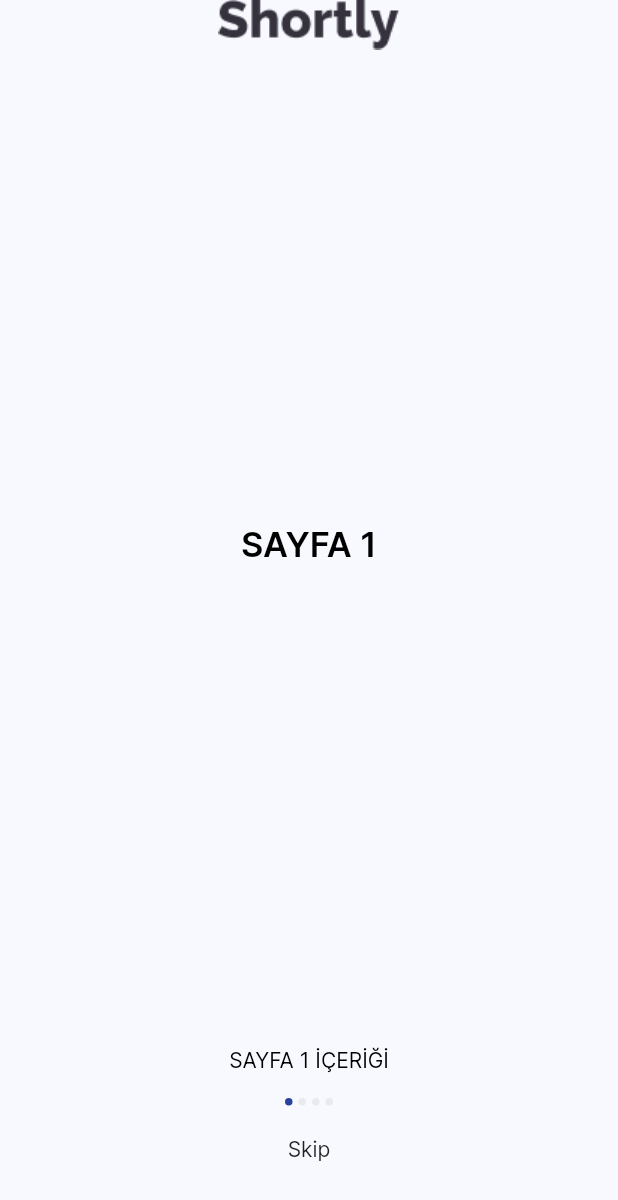
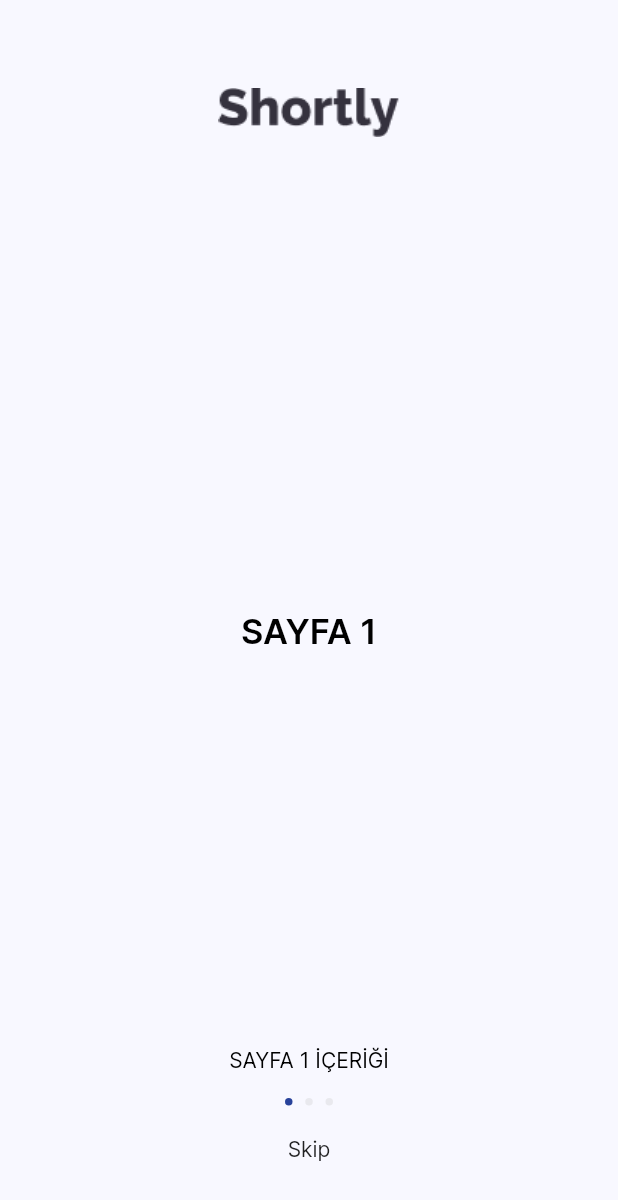
Before and after one commit to umutbariscoskun/shortly, a Flutter app: the screen it shows after launch, on a phone screen of 412 x 824 dp. Shown: the top 1200 px of the screen. Run offline on Flutter 3.47's test engine with Material 2 defaults, Android fonts, the phone set to English and light mode, and no system bars; our stand-ins replace flutter_clean_architecture.

Commit message:
onboarding logic fixed

```diff
--- a/lib/src/app/pages/onboarding/onboarding_view.dart
+++ b/lib/src/app/pages/onboarding/onboarding_view.dart
@@ -3,6 +3,7 @@ import 'package:flutter/src/widgets/framework.dart';
 import 'package:flutter_clean_architecture/flutter_clean_architecture.dart';
 import 'package:shortly/src/app/constants.dart';
 import 'package:shortly/src/app/pages/onboarding/onboarding_controller.dart';
+import 'package:shortly/src/app/texts.dart';
 
 class OnboardingView extends View {
   @override
@@ -17,8 +18,6 @@ class _OnboardingViewState
 
   @override
   Widget get view {
-    PageController pageController = PageController(initialPage: 0);
-
     Size size = MediaQuery.of(context).size;
     EdgeInsets padding = MediaQuery.of(context).padding;
     return WillPopScope(
@@ -28,11 +27,18 @@ class _OnboardingViewState
         backgroundColor: kBackGroundColor,
         body: Column(
           children: [
+            Container(
+              width: 150,
+              height: 150,
+              child: Image(
+                image: AssetImage("assets/icons/shortly.png"),
+              ),
+            ),
             ControlledWidgetBuilder<OnboardingController>(
               builder: (context, controller) {
                 return Expanded(
                   child: PageView(
-                    controller: pageController,
+                    controller: controller.pageController,
                     physics: NeverScrollableScrollPhysics(),
                     onPageChanged: (index) {
                       controller.pageIndex = index;
@@ -43,7 +49,7 @@ class _OnboardingViewState
                         title: "SAYFA 1",
                         content: "SAYFA 1 İÇERİĞİ",
                         buttonOnpressed: () {
-                          pageController.animateToPage(1,
+                          controller.pageController.animateToPage(1,
                               duration: Duration(milliseconds: 235),
                               curve: Curves.linear);
                         },
@@ -56,7 +62,7 @@ class _OnboardingViewState
                         title: "SAYFA 2",
                         content: "SAYFA 2 İÇERİĞİ",
                         buttonOnpressed: () {
-                          pageController.animateToPage(2,
+                          controller.pageController.animateToPage(2,
                               duration: Duration(milliseconds: 235),
                               curve: Curves.linear);
                         },
@@ -69,20 +75,11 @@ class _OnboardingViewState
                         title: "SAYFA 3",
                         content: "SAYFA 3 İÇERİĞİ",
                         buttonOnpressed: () {
-                          pageController.animateToPage(3,
+                          controller.pageController.animateToPage(3,
                               duration: Duration(milliseconds: 235),
                               curve: Curves.linear);
                         },
                         index: 2,
-                        increaseForwardButtonCounter:
-                            controller.increaseForwardButtonCounter,
-                        forwardButtonCounter: controller.forwardButtonCounter,
-                      ),
-                      _OnboardCard(
-                        title: "SAYFA 4",
-                        content: "SAYFA 4 İÇERİĞİ",
-                        buttonOnpressed: () {},
-                        index: 3,
                         increaseForwardButtonCounter:
                             controller.increaseForwardButtonCounter,
                         forwardButtonCounter: controller.forwardButtonCounter,
@@ -92,6 +89,62 @@ class _OnboardingViewState
                 );
               },
             ),
+            ControlledWidgetBuilder<OnboardingController>(
+              builder: (context, controller) {
+                return Container(
+                  margin: EdgeInsets.only(bottom: 20, top: 15),
+                  width: 32,
+                  child: Row(
+                    crossAxisAlignment: CrossAxisAlignment.end,
+                    mainAxisAlignment: MainAxisAlignment.spaceBetween,
+                    children: [
+                      Container(
+                        width: 5,
+                        height: 5,
+                        decoration: BoxDecoration(
+                          color: controller.pageIndex == 0
+                              ? kPrimaryColor
+                              : Color(0xFFC4C4C4).withOpacity(0.29),
+                          shape: BoxShape.circle,
+                        ),
+                      ),
+                      Container(
+                        width: 5,
+                        height: 5,
+                        decoration: BoxDecoration(
+                          color: controller.pageIndex == 1
+                              ? kPrimaryColor
+                              : Color(0xFFC4C4C4).withOpacity(0.29),
+                          shape: BoxShape.circle,
+                        ),
+                      ),
+                      Container(
+                        width: 5,
+                        height: 5,
+                        decoration: BoxDecoration(
+                          color: controller.pageIndex == 2
+                              ? kPrimaryColor
+                              : Color(0xFFC4C4C4).withOpacity(0.29),
+                          shape: BoxShape.circle,
+                        ),
+                      ),
+                    ],
+                  ),
+                );
+              },
+            ),
+            ControlledWidgetBuilder<OnboardingController>(
+              builder: (context, controller) {
+                return _SkipButton(
+                  controller.onSkipButtonPressed,
+                  controller.forwardButtonCounter,
+                  controller.increaseForwardButtonCounter,
+                );
+              },
+            ),
+            SizedBox(
+              height: padding.bottom + 50,
+            )
           ],
         ),
       ),
@@ -119,28 +172,25 @@ class _OnboardCard extends StatelessWidget {
   Widget build(BuildContext context) {
     Size size = MediaQuery.of(context).size;
     double bottomPadding = MediaQuery.of(context).padding.bottom;
-    double topPadding = MediaQuery.of(context).padding.top;
-
-    return SizedBox(
+    return Container(
       width: size.width,
+      height: size.height * 0.46,
       child: SingleChildScrollView(
-        physics: const AlwaysScrollableScrollPhysics(
+        physics: AlwaysScrollableScrollPhysics(
           parent: BouncingScrollPhysics(),
         ),
         child: Stack(
           children: [
-            SizedBox(
+            Container(
               width: size.width,
               height: size.height,
               child: Column(
+                mainAxisAlignment: MainAxisAlignment.spaceBetween,
                 children: [
                   Expanded(
                     child: Column(
-                      mainAxisAlignment: MainAxisAlignment.spaceBetween,
+                      mainAxisAlignment: MainAxisAlignment.spaceEvenly,
                       children: [
-                        const Image(
-                          image: AssetImage("assets/icons/shortly.png"),
-                        ),
                         Text(
                           title,
                           style: TextStyle(
@@ -167,60 +217,6 @@ class _OnboardCard extends StatelessWidget {
                       ],
                     ),
                   ),
-                  Container(
-                    margin: EdgeInsets.only(bottom: 20, top: 15),
-                    width: 32,
-                    child: Row(
-                      crossAxisAlignment: CrossAxisAlignment.end,
-                      mainAxisAlignment: MainAxisAlignment.spaceBetween,
-                      children: [
-                        Container(
-                          width: 5,
-                          height: 5,
-                          decoration: BoxDecoration(
-                            color: index == 0
-                                ? kPrimaryColor
-                                : Color(0xFFC4C4C4).withOpacity(0.29),
-                            shape: BoxShape.circle,
-                          ),
-                        ),
-                        Container(
-                          width: 5,
-                          height: 5,
-                          decoration: BoxDecoration(
-                            color: index == 1
-                                ? kPrimaryColor
-                                : Color(0xFFC4C4C4).withOpacity(0.29),
-                            shape: BoxShape.circle,
-                          ),
-                        ),
-                        Container(
-                          width: 5,
-                          height: 5,
-                          decoration: BoxDecoration(
-                            color: index == 2
-                                ? kPrimaryColor
-                                : Color(0xFFC4C4C4).withOpacity(0.29),
-                            shape: BoxShape.circle,
-                          ),
-                        ),
-                        Container(
-                          width: 5,
-                          height: 5,
-                          decoration: BoxDecoration(
-                            color: index == 3
-                                ? kPrimaryColor
-                                : Color(0xFFC4C4C4).withOpacity(0.29),
-                            shape: BoxShape.circle,
-                          ),
-                        ),
-                      ],
-                    ),
-                  ),
-                  Text("Skip"),
-                  SizedBox(
-                    height: bottomPadding + 50,
-                  )
                 ],
               ),
             ),
@@ -230,3 +226,93 @@ class _OnboardCard extends StatelessWidget {
     );
   }
 }
+
+class _SkipButton extends StatelessWidget {
+  final Function()? onPressed;
+  final int? forwardButtonCounterValue;
+  final Function()? increaseCounter;
+
+  _SkipButton(
+    this.onPressed,
+    this.forwardButtonCounterValue,
+    this.increaseCounter,
+  );
+
+  @override
+  Widget build(BuildContext context) {
+    return GestureDetector(
+        onTap: () {
+          increaseCounter!();
+
+          onPressed!();
+        },
+        child: Container(
+          child: Text(
+            ShortlyTexts.skip,
+          ),
+        ));
+  }
+}
+
+class _DefaultButton extends StatelessWidget {
+  final Function()? onPressed;
+  final Function()? increaseCounter;
+  final int? getForwardButtonCounterValue;
+  final String text;
+  final bool isAvailable;
+
+  _DefaultButton({
+    required this.onPressed,
+    this.increaseCounter,
+    this.getForwardButtonCounterValue,
+    required this.text,
+    required this.isAvailable,
+  });
+
+  @override
+  Widget build(BuildContext context) {
+    return Container(
+      decoration: BoxDecoration(
+        borderRadius: BorderRadius.circular(
+          3,
+        ),
+      ),
+      width: 109,
+      height: 50,
+      child: TextButton(
+        child: Text(
+          text,
+          style: TextStyle(
+            color: kWhite,
+            fontSize: 14,
+            fontWeight: FontWeight.w700,
+          ),
+        ),
+        onPressed: () {
+          if (increaseCounter != null) increaseCounter!();
+          if (isAvailable != false &&
+              (getForwardButtonCounterValue == null ||
+                  getForwardButtonCounterValue != null)) onPressed!();
+        },
+        style: ButtonStyle(
+          backgroundColor: MaterialStateProperty.resolveWith(
+            (_) => isAvailable ? kPrimaryColor : kDisabledButtonColor,
+          ),
+          padding: MaterialStateProperty.resolveWith(
+            (_) => EdgeInsets.zero,
+          ),
+          tapTargetSize: MaterialTapTargetSize.shrinkWrap,
+          overlayColor: MaterialStateProperty.resolveWith(
+            (_) => Colors.transparent,
+          ),
+          minimumSize: MaterialStateProperty.resolveWith(
+            (_) => Size(
+              0,
+              0,
+            ),
+          ),
+        ),
+      ),
+    );
+  }
+}
--- a/lib/src/app/texts.dart
+++ b/lib/src/app/texts.dart
@@ -0,0 +1,3 @@
+class ShortlyTexts {
+  static String get skip => 'Skip';
+}
```
Also changed, not shown: lib/src/app/pages/onboarding/onboarding_controller.dart (+7 -0 lines).
